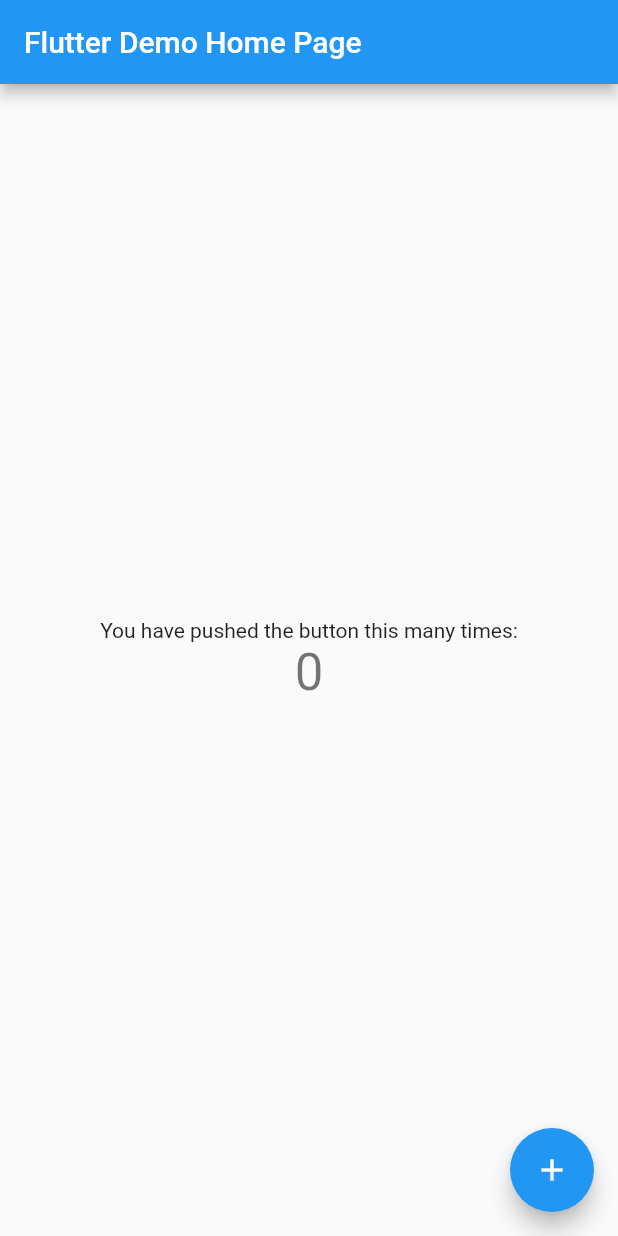
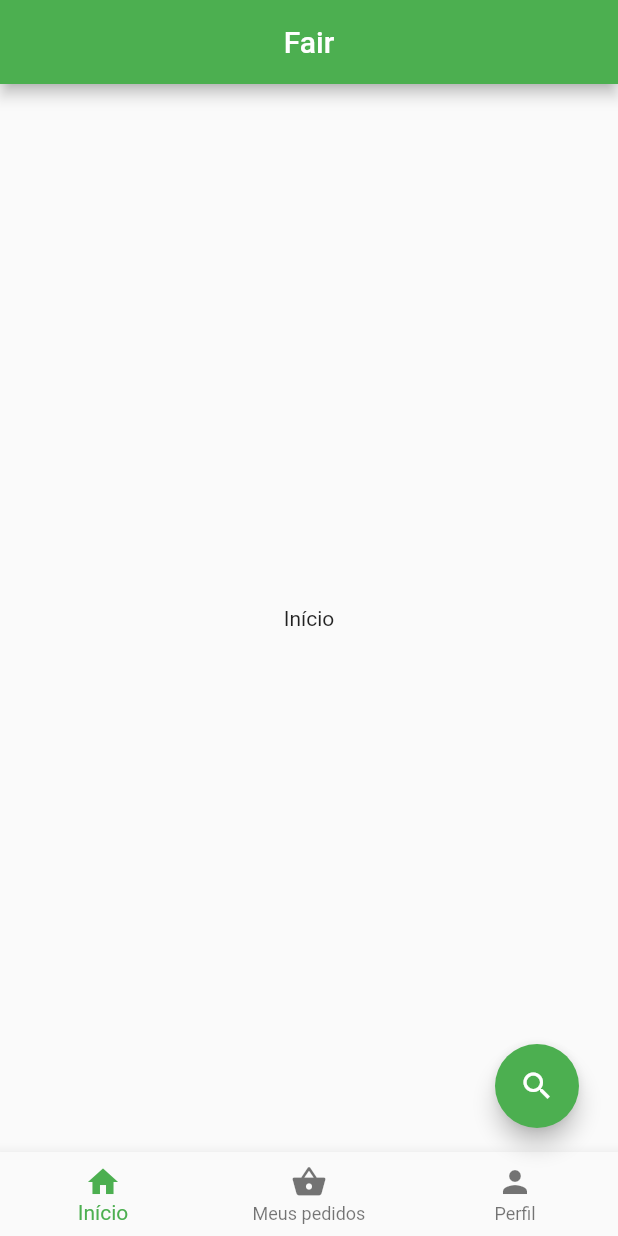
Before and after one commit to leoconceicao/Fair, a Flutter app: the screen it shows after launch, on a phone screen of 412 x 824 dp. Run offline on Flutter 3.47's test engine with Material 2 defaults, Android fonts, the phone set to English and light mode, and no system bars; our stand-ins replace material_floating_search_bar.

Commit message:
FairInicial

```diff
--- a/fair_app/lib/main.dart
+++ b/fair_app/lib/main.dart
@@ -1,4 +1,5 @@
 import 'package:flutter/material.dart';
+import 'package:material_floating_search_bar/material_floating_search_bar.dart';
 
 void main() {
   runApp(const MyApp());
@@ -11,105 +12,102 @@ class MyApp extends StatelessWidget {
   @override
   Widget build(BuildContext context) {
     return MaterialApp(
-      title: 'Flutter Demo',
       theme: ThemeData(
-        // This is the theme of your application.
-        //
-        // Try running your application with "flutter run". You'll see the
-        // application has a blue toolbar. Then, without quitting the app, try
-        // changing the primarySwatch below to Colors.green and then invoke
-        // "hot reload" (press "r" in the console where you ran "flutter run",
-        // or simply save your changes to "hot reload" in a Flutter IDE).
-        // Notice that the counter didn't reset back to zero; the application
-        // is not restarted.
-        primarySwatch: Colors.blue,
+        primarySwatch: Colors.green,
       ),
-      home: const MyHomePage(title: 'Flutter Demo Home Page'),
+      home: const MyHomePage(title: 'Fair'),
     );
   }
 }
 
 class MyHomePage extends StatefulWidget {
   const MyHomePage({Key? key, required this.title}) : super(key: key);
-
-  // This widget is the home page of your application. It is stateful, meaning
-  // that it has a State object (defined below) that contains fields that affect
-  // how it looks.
-
-  // This class is the configuration for the state. It holds the values (in this
-  // case the title) provided by the parent (in this case the App widget) and
-  // used by the build method of the State. Fields in a Widget subclass are
-  // always marked "final".
-
   final String title;
 
   @override
   State<MyHomePage> createState() => _MyHomePageState();
 }
 
+class NewPageScreen extends StatelessWidget {
+  final String texto;
+
+  NewPageScreen(this.texto);
+
+  @override
+  Widget build(BuildContext context) {
+    return Container(
+      child: Center(
+        child: Text(texto),
+      ),
+    );
+  }
+}
+
 class _MyHomePageState extends State<MyHomePage> {
-  int _counter = 0;
+  int _indiceAtual = 0;
+  final List<Widget> _telas = [
+    NewPageScreen("Início"),
+    NewPageScreen("Meus pedidos"),
+    NewPageScreen("Perfil")
+  ];
 
-  void _incrementCounter() {
+  void onTabTapped(int index) {
     setState(() {
-      // This call to setState tells the Flutter framework that something has
-      // changed in this State, which causes it to rerun the build method below
-      // so that the display can reflect the updated values. If we changed
-      // _counter without calling setState(), then the build method would not be
-      // called again, and so nothing would appear to happen.
-      _counter++;
+      _indiceAtual = index;
+    });
+  }
+
+  void _searchProducts() {
+    setState(() {
     });
   }
 
   @override
   Widget build(BuildContext context) {
-    // This method is rerun every time setState is called, for instance as done
-    // by the _incrementCounter method above.
-    //
-    // The Flutter framework has been optimized to make rerunning build methods
-    // fast, so that you can just rebuild anything that needs updating rather
-    // than having to individually change instances of widgets.
     return Scaffold(
       appBar: AppBar(
-        // Here we take the value from the MyHomePage object that was created by
-        // the App.build method, and use it to set our appbar title.
         title: Text(widget.title),
+        centerTitle: true,
       ),
       body: Center(
-        // Center is a layout widget. It takes a single child and positions it
-        // in the middle of the parent.
         child: Column(
-          // Column is also a layout widget. It takes a list of children and
-          // arranges them vertically. By default, it sizes itself to fit its
-          // children horizontally, and tries to be as tall as its parent.
-          //
-          // Invoke "debug painting" (press "p" in the console, choose the
-          // "Toggle Debug Paint" action from the Flutter Inspector in Android
-          // Studio, or the "Toggle Debug Paint" command in Visual Studio Code)
-          // to see the wireframe for each widget.
-          //
-          // Column has various properties to control how it sizes itself and
-          // how it positions its children. Here we use mainAxisAlignment to
-          // center the children vertically; the main axis here is the vertical
-          // axis because Columns are vertical (the cross axis would be
-          // horizontal).
           mainAxisAlignment: MainAxisAlignment.center,
-          children: <Widget>[
-            const Text(
-              'You have pushed the button this many times:',
-            ),
-            Text(
-              '$_counter',
-              style: Theme.of(context).textTheme.headline4,
-            ),
+          children:[
+            _telas[_indiceAtual],
           ],
-        ),
+        )
       ),
-      floatingActionButton: FloatingActionButton(
-        onPressed: _incrementCounter,
-        tooltip: 'Increment',
-        child: const Icon(Icons.add),
-      ), // This trailing comma makes auto-formatting nicer for build methods.
+      bottomNavigationBar: BottomNavigationBar(
+        currentIndex: _indiceAtual,
+        onTap: onTabTapped,
+        items: const <BottomNavigationBarItem>[
+          BottomNavigationBarItem(
+              icon: Icon(Icons.home),
+              label: 'Início'
+          ),
+          BottomNavigationBarItem(
+              icon: Icon(Icons.shopping_basket),
+              label: 'Meus pedidos'
+          ),
+          BottomNavigationBarItem(
+              icon: Icon(Icons.person),
+              label: 'Perfil'
+          ),
+        ],
+      ),
+      floatingActionButton: Row(
+        mainAxisAlignment: MainAxisAlignment.end,
+        children: <Widget>[
+          FloatingActionButton(
+            onPressed: _searchProducts,
+            tooltip: 'Pesquisar',
+            child: const Icon(Icons.search),
+          ),
+          const SizedBox(
+            width: 10.0,
+          ),
+        ],
+      ),// This trailing comma makes auto-formatting nicer for build methods.
     );
   }
 }
--- a/fair_app/pubspec.yaml
+++ b/fair_app/pubspec.yaml
@@ -34,6 +34,7 @@ dependencies:
   # The following adds the Cupertino Icons font to your application.
   # Use with the CupertinoIcons class for iOS style icons.
   cupertino_icons: ^1.0.2
+  material_floating_search_bar: ^0.3.7
 
 dev_dependencies:
   flutter_test:
```
Also changed, not shown: fair_app/pubspec.lock.
